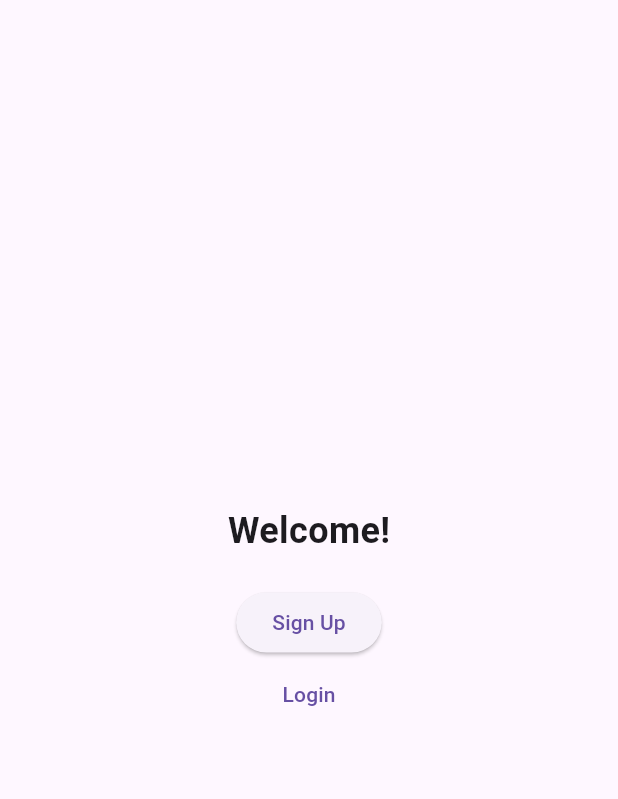
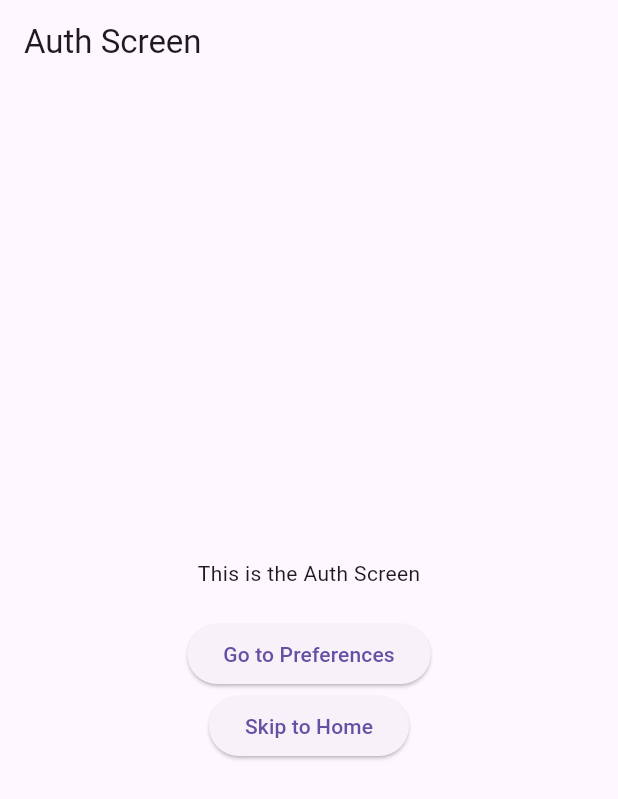
Before and after one commit to Archdiner/vero, a Flutter app: the screen it shows after launch, on a phone screen of 412 x 824 dp. Shown: the top 799 px of the screen. Run offline on Flutter 3.47's test engine with Material 3 defaults, Android fonts, the phone set to English and light mode, and no system bars.

Commit message:
updated authentication screen dart

```diff
--- a/frontend/lib/screens/auth_screen.dart
+++ b/frontend/lib/screens/auth_screen.dart
@@ -4,26 +4,24 @@ class AuthScreen extends StatelessWidget {
   @override
   Widget build(BuildContext context) {
     return Scaffold(
+      appBar: AppBar(title: Text("Auth Screen")),
       body: Center(
         child: Column(
           mainAxisAlignment: MainAxisAlignment.center,
           children: [
-            Text(
-              'Welcome!',
-              style: TextStyle(fontSize: 24, fontWeight: FontWeight.bold),
-            ),
+            Text("This is the Auth Screen"),
             SizedBox(height: 20),
             ElevatedButton(
               onPressed: () {
-                Navigator.pushReplacementNamed(context, '/preferences');
+                Navigator.pushNamed(context, '/preferences');
               },
-              child: Text('Sign Up'),
+              child: Text("Go to Preferences"),
             ),
-            TextButton(
+            ElevatedButton(
               onPressed: () {
-                Navigator.pushReplacementNamed(context, '/home');
+                Navigator.pushNamed(context, '/home');
               },
-              child: Text('Login'),
+              child: Text("Skip to Home"),
             ),
           ],
         ),
```
